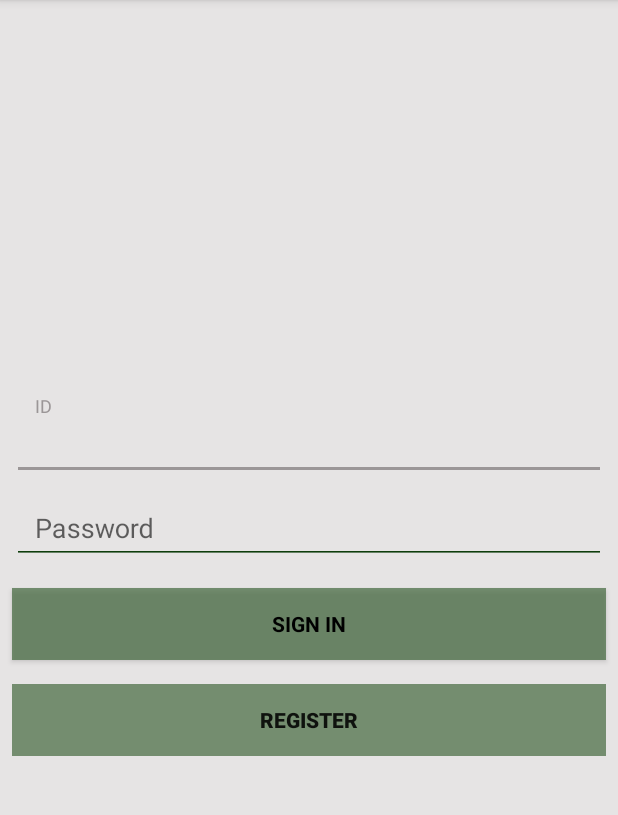
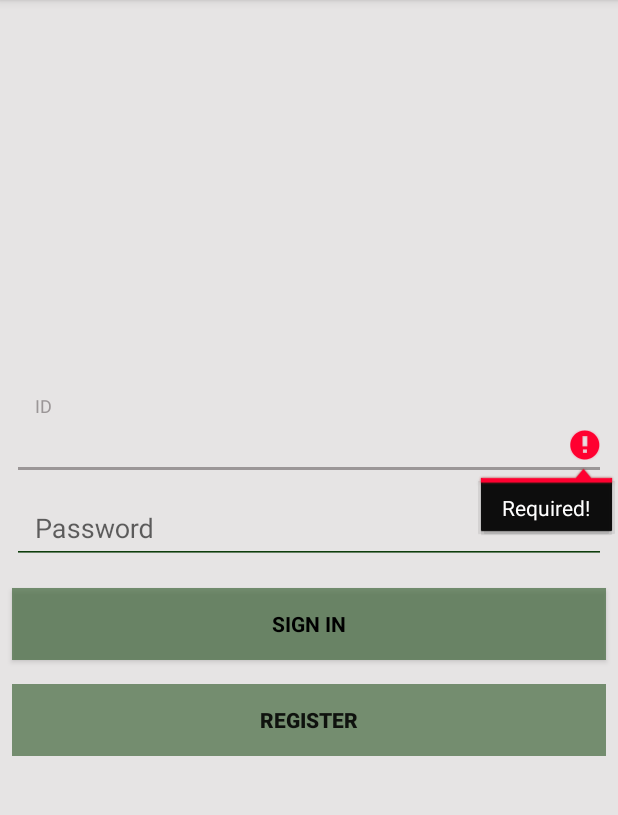
Before and after one commit to Deven1997/Ballot, an Android app: the LoginActivity screen opened directly, with no data from a screen before it, after a tap on "SIGN IN", on a phone screen of 412 x 824 dp, the part 84-899 px from its top. Run offline under Robolectric (Android 15) with nearby library versions, the phone set to English and light mode, and no system bars; our stand-ins replace Firebase (no records; nobody signed in at launch, a user with empty details on screens opened directly).

Commit message:
6-9-2019 commited

```diff
--- a/app/src/main/java/com/example/abc/ballot/LoginActivity.java
+++ b/app/src/main/java/com/example/abc/ballot/LoginActivity.java
@@ -5,12 +5,10 @@ import android.support.annotation.NonNull;
 import android.support.v7.app.AppCompatActivity;
 import android.os.Bundle;
 import android.text.TextUtils;
-import android.util.Log;
 import android.view.View;
 import android.widget.Button;
 import android.widget.EditText;
 import android.widget.Toast;
-
 import com.google.firebase.database.DataSnapshot;
 import com.google.firebase.database.DatabaseError;
 import com.google.firebase.database.DatabaseReference;
@@ -20,11 +18,10 @@ import com.google.firebase.database.ValueEventListener;
 public class LoginActivity extends AppCompatActivity {
 
     Button btn_login,btn_registration;
-    EditText input_id, input_password;
-    View focusView = null;
-    boolean status = true;
+    EditText input_id, input_pass;
+
     String myid,mypassword;
-    String temppassword;
+
 
     DatabaseReference reff;
 
@@ -33,56 +30,35 @@ public class LoginActivity extends AppCompatActivity {
         super.onCreate(savedInstanceState);
         setContentView(R.layout.activity_login2);
 
-        btn_login = (Button) findViewById(R.id.email_sign_in_button);
-        btn_registration = (Button) findViewById(R.id.registration_btn_loginpage);
+        btn_login = findViewById(R.id.email_sign_in_button);
+        btn_registration = findViewById(R.id.registration_btn_loginpage);
 
 
         input_id = findViewById(R.id.user_id);
-        input_password =  findViewById(R.id.password);
+        input_pass =  findViewById(R.id.password_id);
 
-
-        myid = input_id.getText().toString().trim();
-        mypassword = input_password.getText().toString().trim();
-        reff = FirebaseDatabase.getInstance().getReference().child("students");
         btn_login.setOnClickListener(new View.OnClickListener() {
             @Override
             public void onClick(View v) {
-
-                    Toast.makeText(LoginActivity.this, "data validate successfully", Toast.LENGTH_SHORT).show();
-                    reff.addValueEventListener(new ValueEventListener() {
-                        @Override
-                        public void onDataChange(@NonNull DataSnapshot dataSnapshot) {
-                            if(dataSnapshot.hasChild(myid))
-                            {
-
-                                reff = FirebaseDatabase.getInstance().getReference().child("students").child(myid);
+                if (validateFields()) {
+                reff = FirebaseDatabase.getInstance().getReference().child("students");
+                myid = input_id.getText().toString().trim();
+                mypassword = input_pass.getText().toString().trim();
 
                 reff.addValueEventListener(new ValueEventListener() {
                     @Override
-                                    public void onDataChange(@NonNull DataSnapshot dataSnapshot) {
-                                        temppassword = dataSnapshot.child("password").getValue().toString();
-                                    }
+                    public void onDataChange(@NonNull DataSnapshot dataSnap) {
+                        if (dataSnap.hasChild(myid)) {
+                            Student st = dataSnap.child(myid).getValue(Student.class);
 
-                                    @Override
-                                    public void onCancelled(@NonNull DatabaseError databaseError) {
-
-                                    }
-                                });
-
-                                if (temppassword==mypassword)
-                                {
-                                    Log.i("comparing password","comparing password");
+                            if (st.getPassword().equals(mypassword)) {
                                 Toast.makeText(LoginActivity.this, "Login Successful..", Toast.LENGTH_SHORT).show();
-                                    Intent i = new Intent(getApplicationContext(),student_homepage.class);
+                                Intent i = new Intent(getApplicationContext(), student_homepage.class);
                                 startActivity(i);
-                                }
-                                else
-                                {
+                            } else {
                                 Toast.makeText(LoginActivity.this, "Incorrect Password", Toast.LENGTH_SHORT).show();
                             }
-                            }
-                            else
-                            {
+                        } else {
                             Toast.makeText(LoginActivity.this, "User not found!..", Toast.LENGTH_SHORT).show();
                         }
                     }
@@ -93,7 +69,7 @@ public class LoginActivity extends AppCompatActivity {
                     }
                 });
 
-
+            }
             }
         });
 
@@ -109,6 +85,22 @@ public class LoginActivity extends AppCompatActivity {
 
 
     }
+    boolean validateFields()
+    {
+       String  tempid = input_id.getText().toString().trim();
+       String temppass = input_pass.getText().toString().trim();
+        if(TextUtils.isEmpty(tempid))
+        {
+            input_id.setError("Required!");
+            return false;
+        }else
+        if(TextUtils.isEmpty(temppass))
+        {
+            input_pass.setError("Required!");
+            return false;
+        }
+        return true;
+    }
 
 
 }
--- a/app/src/main/res/layout/activity_login2.xml
+++ b/app/src/main/res/layout/activity_login2.xml
@@ -57,23 +57,22 @@
                 android:layout_height="wrap_content">
 
                 <EditText
-                    android:id="@+id/password"
+                    android:id="@+id/password_id"
                     android:layout_width="match_parent"
                     android:layout_height="wrap_content"
+                    android:layout_marginLeft="8dp"
+                    android:layout_marginTop="8dp"
+                    android:layout_marginRight="8dp"
                     android:hint="@string/prompt_password"
                     android:imeActionId="6"
                     android:imeActionLabel="@string/action_sign_in_short"
                     android:imeOptions="actionUnspecified"
                     android:inputType="textPassword"
+                    android:lineSpacingExtra="8dp"
                     android:maxLines="1"
+                    android:paddingLeft="15dp"
                     android:singleLine="true"
-                    android:layout_marginTop="8dp"
-                    android:layout_marginLeft="8dp"
-                    android:layout_marginRight="8dp"
-                    android:lineSpacingExtra="8dp"
-                    android:paddingLeft="15dp"
-                    android:theme="@style/MyEditTextTheme"
-                    />
+                    android:theme="@style/MyEditTextTheme" />
 
             </android.support.design.widget.TextInputLayout>
 
@@ -106,4 +105,5 @@
 
         </LinearLayout>
     </ScrollView>
+
 </android.support.constraint.ConstraintLayout>
```
Also changed, not shown: app/src/main/java/com/example/abc/ballot/registration.java (+10 -14 lines). Lines whose indentation alone changed are shown as unchanged.
